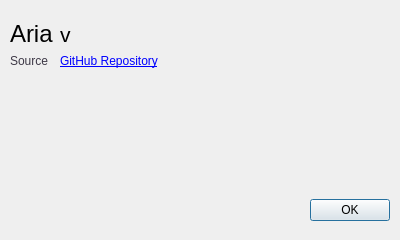
Above: src/aria/gui/ui/aboutwindow.ui from malvavisc0/aria before the change. Below: the same form after it.
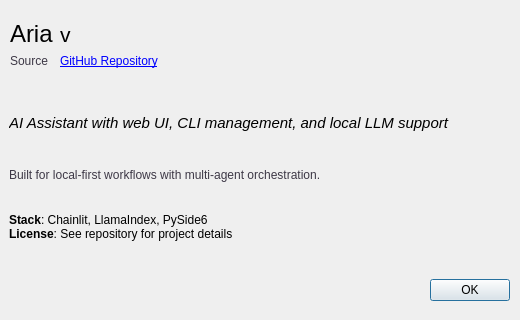
That is the form after the change.

The edit to the form file:
```diff
--- a/src/aria/gui/ui/aboutwindow.ui
+++ b/src/aria/gui/ui/aboutwindow.ui
@@ -4,33 +4,36 @@
  <widget class="QDialog" name="AboutDialog">
   <property name="geometry">
    <rect>
-    <x>0</x>
-    <y>0</y>
-    <width>400</width>
-    <height>240</height>
+     <x>0</x>
+     <y>0</y>
+     <width>520</width>
+     <height>320</height>
    </rect>
   </property>
   <property name="minimumSize">
    <size>
-    <width>400</width>
-    <height>240</height>
+     <width>520</width>
+     <height>320</height>
    </size>
   </property>
   <property name="maximumSize">
    <size>
-    <width>400</width>
-    <height>240</height>
+     <width>520</width>
+     <height>320</height>
    </size>
   </property>
   <property name="windowTitle">
    <string>About</string>
   </property>
+  <property name="sizeGripEnabled">
+   <bool>false</bool>
+  </property>
   <widget class="QWidget" name="horizontalLayoutWidget">
    <property name="geometry">
     <rect>
      <x>9</x>
-     <y>190</y>
-     <width>381</width>
+     <y>270</y>
+     <width>501</width>
      <height>41</height>
     </rect>
    </property>
@@ -62,8 +65,8 @@
     <rect>
      <x>10</x>
      <y>20</y>
-     <width>381</width>
-     <height>71</height>
+      <width>501</width>
+      <height>71</height>
     </rect>
    </property>
    <layout class="QFormLayout" name="formLayout">
@@ -103,10 +106,16 @@
     </item>
     <item row="1" column="1">
      <widget class="QLabel" name="label">
-      <property name="text">
-       <string>&lt;a href=&quot;https://github.com/malvavisc0/aria&quot;&gt;GitHub Repository&lt;/a&gt;</string>
+      <property name="textFormat">
+       <enum>Qt::TextFormat::RichText</enum>
       </property>
-     </widget>
+      <property name="openExternalLinks">
+       <bool>true</bool>
+      </property>
+       <property name="text">
+        <string>&lt;a href=&quot;https://github.com/malvavisc0/aria&quot;&gt;GitHub Repository&lt;/a&gt;</string>
+       </property>
+      </widget>
     </item>
    </layout>
   </widget>
@@ -115,11 +124,57 @@
     <rect>
      <x>9</x>
      <y>100</y>
-     <width>381</width>
-     <height>80</height>
+      <width>501</width>
+      <height>150</height>
     </rect>
    </property>
-   <layout class="QVBoxLayout" name="verticalLayout"/>
+   <layout class="QVBoxLayout" name="verticalLayout">
+    <item>
+     <widget class="QLabel" name="label_Tagline">
+      <property name="font">
+       <font>
+        <pointsize>11</pointsize>
+        <italic>true</italic>
+       </font>
+      </property>
+      <property name="text">
+       <string>AI Assistant with web UI, CLI management, and local LLM support</string>
+      </property>
+      <property name="wordWrap">
+       <bool>true</bool>
+      </property>
+     </widget>
+    </item>
+    <item>
+     <widget class="QLabel" name="label_Copyright">
+      <property name="styleSheet">
+       <string notr="true">color: rgb(61, 56, 70);</string>
+      </property>
+      <property name="text">
+       <string>Built for local-first workflows with multi-agent orchestration.</string>
+      </property>
+      <property name="wordWrap">
+       <bool>true</bool>
+      </property>
+     </widget>
+    </item>
+    <item>
+     <widget class="QLabel" name="label_Details">
+      <property name="textFormat">
+       <enum>Qt::TextFormat::RichText</enum>
+      </property>
+      <property name="openExternalLinks">
+       <bool>true</bool>
+      </property>
+      <property name="text">
+       <string>&lt;b&gt;Stack&lt;/b&gt;: Chainlit, LlamaIndex, PySide6&lt;br/&gt;&lt;b&gt;License&lt;/b&gt;: See repository for project details</string>
+      </property>
+      <property name="wordWrap">
+       <bool>true</bool>
+      </property>
+     </widget>
+    </item>
+   </layout>
   </widget>
  </widget>
  <resources/>
```
